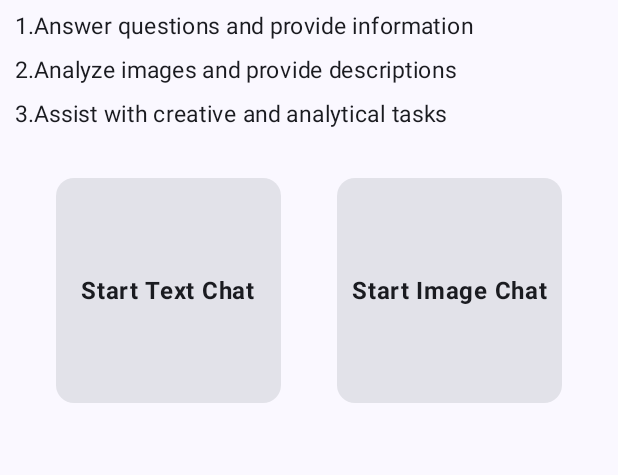
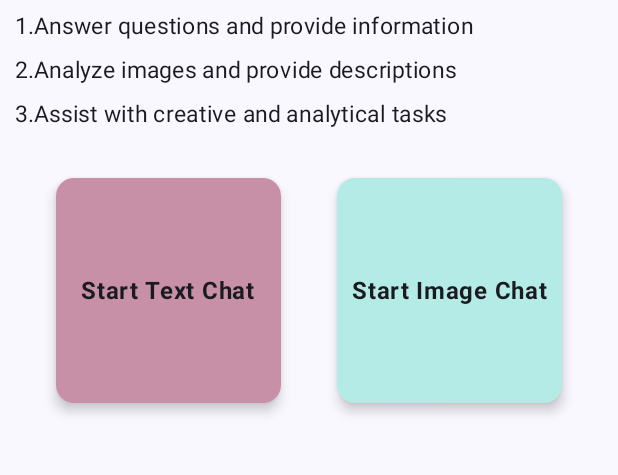
Before and after one commit to DevDewangan16/GemBot, an Android app built with Jetpack Compose: the screen it shows after launch (MainActivity), on a phone screen of 412 x 824 dp, the part 575-1050 px from its top. Run offline under Robolectric (Android 15) with nearby library versions, the phone set to English and light mode, and no system bars; libraries missing offline, so code that uses them is left out: coil.decode; pictures from the network do not load; 1 statement that could not run was skipped.

Commit message:
Refined navigation flow and enhanced UI for a smoother and more intuitive user experience.

```diff
--- a/app/src/main/java/com/example/gembot/ui/HomeScreen.kt
+++ b/app/src/main/java/com/example/gembot/ui/HomeScreen.kt
@@ -12,10 +12,12 @@ import androidx.compose.foundation.layout.height
 import androidx.compose.foundation.layout.padding
 import androidx.compose.foundation.layout.size
 import androidx.compose.material3.Card
+import androidx.compose.material3.CardDefaults
 import androidx.compose.material3.Text
 import androidx.compose.runtime.Composable
 import androidx.compose.ui.Alignment
 import androidx.compose.ui.Modifier
+import androidx.compose.ui.graphics.Color
 import androidx.compose.ui.layout.ContentScale
 import androidx.compose.ui.platform.LocalContext
 import androidx.compose.ui.text.font.FontWeight
@@ -105,7 +107,11 @@ fun HomeScreen(navHostController: NavHostController){
                 .size(150.dp)
                 .clickable {
                     navHostController.navigate(GemAPPScreen.Text.name)
-                }){
+                },elevation =CardDefaults.cardElevation(5.dp),
+                colors = CardDefaults.cardColors(
+                    containerColor = Color(0xFFC890A7)
+                )
+                ){
                 Column(modifier = Modifier.fillMaxSize(),
                     verticalArrangement = Arrangement.Center,
                     horizontalAlignment = Alignment.CenterHorizontally) {
@@ -117,7 +123,11 @@ fun HomeScreen(navHostController: NavHostController){
                 .size(150.dp)
                 .clickable {
                     navHostController.navigate(GemAPPScreen.Image.name)
-                }){
+                },
+                elevation =CardDefaults.cardElevation(5.dp),
+                colors = CardDefaults.cardColors(
+                    containerColor = Color(0xFFB4EBE6)
+                )){
                 Column(modifier = Modifier.fillMaxSize(),
                     verticalArrangement = Arrangement.Center,
                     horizontalAlignment = Alignment.CenterHorizontally) {
```
